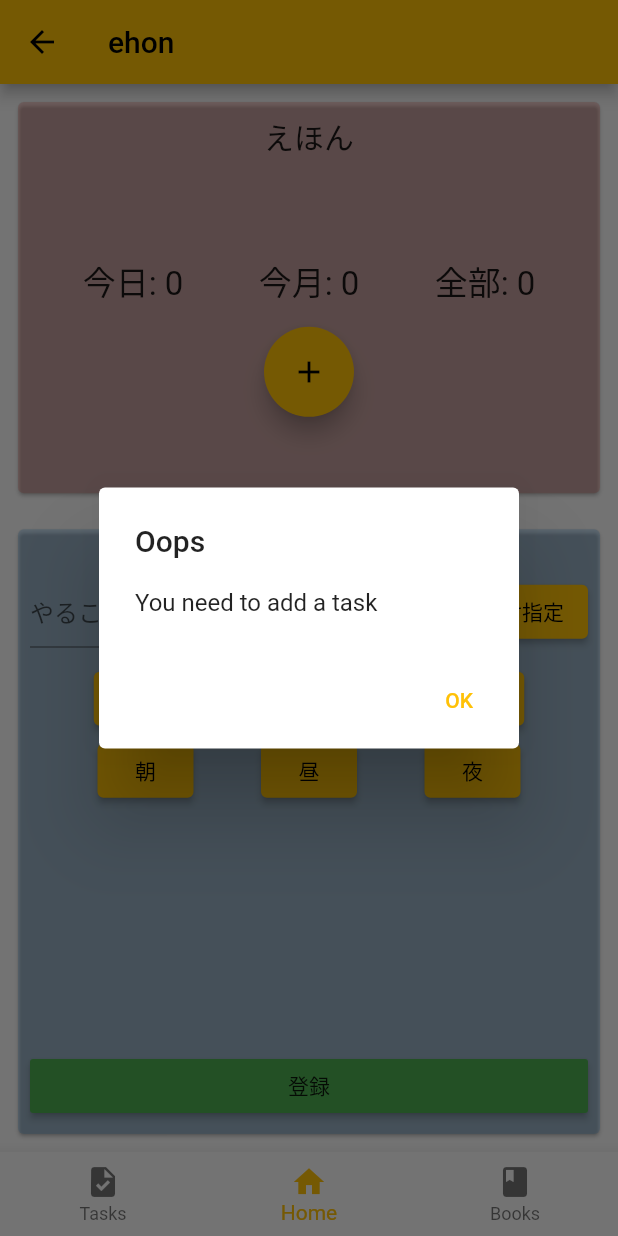
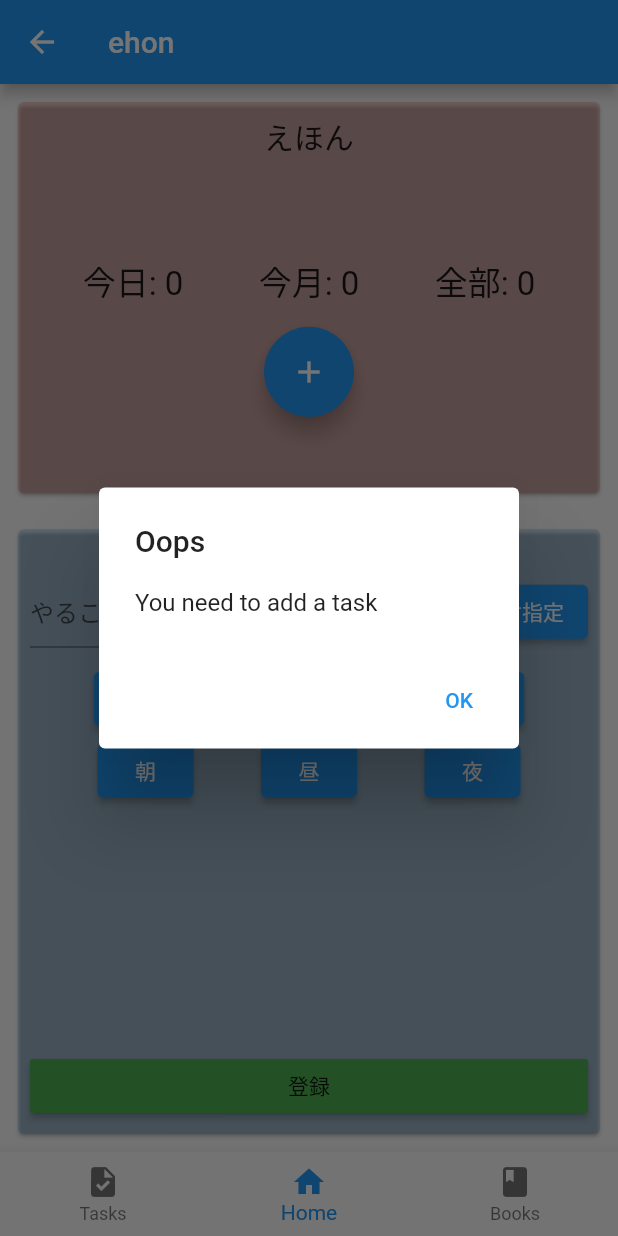
Before and after one commit to yoichiyy/ehon, a Flutter app: the screen it shows after launch, item 2 of the bottom bar chosen, after a tap on "登録", on a phone screen of 412 x 824 dp. Run offline on Flutter 3.47's test engine with Material 2 defaults, Android fonts, the light colour scheme and no system bars; our stand-ins replace cloud_firestore, firebase_core, flutter_datetime_picker, hive; accounts and stored records are empty.

Commit message:
808 after KBOYさん＆カラーピッカーのnull aware operation修正

```diff
--- a/lib/edit_task/edit_task_model.dart
+++ b/lib/edit_task/edit_task_model.dart
@@ -28,7 +28,7 @@ class EditTaskModel extends ChangeNotifier {
   }
 
   void setDueDate(String dueDate) {
-    this.timestamp = timestamp;
+    this.timestamp = dueDate;
     notifyListeners();
   }
 
@@ -38,7 +38,6 @@ class EditTaskModel extends ChangeNotifier {
 
   Future update() async {
     taskName = dateTimeController.text;
-    timestamp = dueDateController.text;
 
     // firestoreに追加
     await FirebaseFirestore.instance
--- a/lib/models/database_provider.dart
+++ b/lib/models/database_provider.dart
@@ -15,7 +15,7 @@ Future<int> getCounterForMonth(int year, int month) async {
   final ehonCountStream = _store.collection('ehoncount').snapshots();
   ehonCountStream.listen((qs) {
     //変更があったら、listen以下がはしる。
-    print("おはよう");
+    // print("おはよう");
   });
 
   //すべての絵本データのカウント：FQ：ehonDataの正体？ getで得たものはなにか？→snapshotを得たとある。snapshotとは？
--- a/lib/ui/app.dart
+++ b/lib/ui/app.dart
@@ -8,9 +8,9 @@ class MyApp extends StatelessWidget {
   Widget build(BuildContext context) {
     return MaterialApp(
       title: 'Flutter Demo',
-      theme: ThemeData(
-        primarySwatch: Colors.amber,
-      ),
+      // theme: ThemeData(
+      //   primarySwatch: Colors.amber,
+      // ),
       home: const MyHomePage(),
     );
   }
```
Also changed, not shown: lib/edit_task/edit_task.dart (+12 -6 lines).
